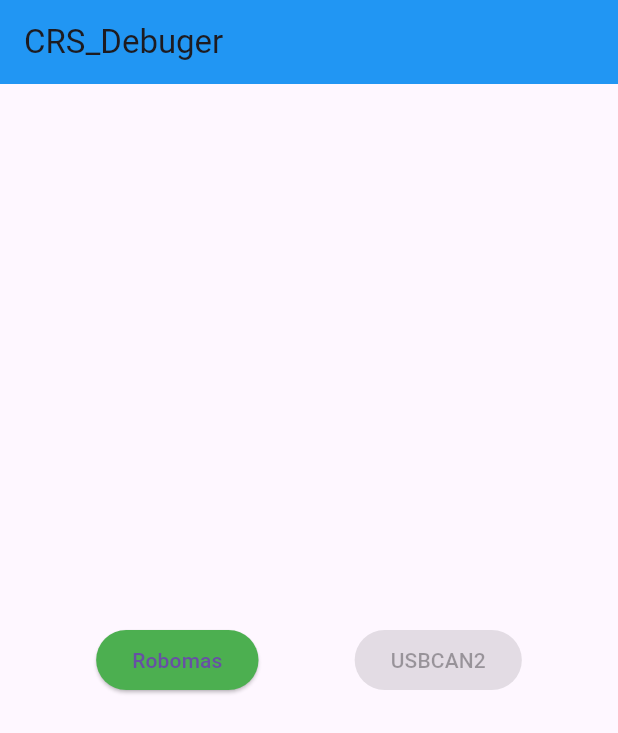
After one commit to YUKICHI6105/robomas_debuger, a Flutter app: the screen it shows after launch, after a tap on "Robomas", on a phone screen of 412 x 824 dp. The commit adds this screen. Shown: the top 733 px of the screen. Run offline on Flutter 3.47's test engine with Material 3 defaults, Android fonts, the phone set to English and light mode, and no system bars; our stand-ins replace flutter_riverpod, go_router; missing offline and left inert: usbcan_plugins.

Commit message:
rename value and file.

```diff
--- a/lib/main.dart
+++ b/lib/main.dart
@@ -1,15 +1,15 @@
 import 'package:flutter/material.dart';
 import 'package:flutter_riverpod/flutter_riverpod.dart';
 import 'package:go_router/go_router.dart';
-import 'package:robomas_debuger/terminal.dart';
+import 'package:robomas_debuger/start_page.dart';
 import 'package:robomas_debuger/robomas_page.dart';
 
-void main(){
+void main() {
   // final counterProvider = StateProvider<int>((ref) => 0);
   runApp(const ProviderScope(child: App()));
 }
 
-class App extends ConsumerStatefulWidget{
+class App extends ConsumerStatefulWidget {
   const App({super.key});
 
   @override
@@ -17,24 +17,21 @@
 }
 
 final routerProvider = Provider<GoRouter>((ref) {
-  return GoRouter(
-    initialLocation: '/Terminal',
-    routes: [
+  return GoRouter(initialLocation: '/Terminal', routes: [
     GoRoute(
       path: '/Terminal',
-        builder: (context, state) => Terminal(key: state.pageKey),
+      builder: (context, state) => StartPage(key: state.pageKey),
     ),
     GoRoute(
       path: '/RobomasPages',
       builder: (context, state) => RobomasPages(key: state.pageKey),
     ),
-    ]
-  );
+  ]);
 });
 
-class _AppState extends ConsumerState<App>{
+class _AppState extends ConsumerState<App> {
   @override
-  Widget build(BuildContext context){
+  Widget build(BuildContext context) {
     final router = ref.watch(routerProvider);
     return MaterialApp.router(
         routeInformationProvider: router.routeInformationProvider,
@@ -43,7 +40,6 @@
         title: 'CRS_Debuger',
         theme: ThemeData(
           primarySwatch: Colors.blue,
-      )
-    );
+        ));
   }
 }
--- /dev/null
+++ b/lib/start_page.dart
@@ -0,0 +1,67 @@
+import 'package:flutter/material.dart';
+import 'package:flutter_riverpod/flutter_riverpod.dart';
+import 'package:go_router/go_router.dart';
+//import 'package:usbcan_plugins/usbcan.dart';
+import 'package:robomas_debuger/provider.dart';
+
+class RobomasButton extends ConsumerWidget {
+  const RobomasButton({Key? key}) : super(key: key);
+
+  @override
+  Widget build(BuildContext context, WidgetRef ref) {
+    return ElevatedButton(
+        onPressed: () async {
+          if (!(await usbCan.connectUSB(0x040a))) {
+            if (context.mounted) {
+              ScaffoldMessenger.of(context).showSnackBar(const SnackBar(
+                content: Text("RobomasController IS NOT CONNECTED"),
+              ));
+            }
+          } else {
+            if (context.mounted) {
+              ScaffoldMessenger.of(context).showSnackBar(const SnackBar(
+                content: Text("RobomasController is CONNECTED"),
+              ));
+              context.push('/RobomasPages');
+            }
+          }
+        },
+        style: ElevatedButton.styleFrom(backgroundColor: Colors.green),
+        child: const Text('Robomas'));
+  }
+}
+
+class USBCAN2Button extends ConsumerWidget {
+  const USBCAN2Button({Key? key}) : super(key: key);
+
+  push(BuildContext context) {
+    context.push('/b');
+  }
+
+  @override
+  Widget build(BuildContext context, WidgetRef ref) {
+    return ElevatedButton(
+        onPressed: null,
+        style: ElevatedButton.styleFrom(backgroundColor: Colors.green),
+        child: const Text('USBCAN2'));
+  }
+}
+
+class StartPage extends ConsumerWidget {
+  const StartPage({Key? key}) : super(key: key);
+
+  @override
+  Widget build(BuildContext context, WidgetRef ref) {
+    final appBar = AppBar(
+      backgroundColor: Colors.blue,
+      title: const Text("CRS_Debuger"),
+    );
+    return Scaffold(
+      appBar: appBar,
+      body: const Center(
+          child: Row(
+              mainAxisAlignment: MainAxisAlignment.spaceEvenly,
+              children: [RobomasButton(), USBCAN2Button()])),
+    );
+  }
+}
```
Also changed, not shown: lib/robomas_page.dart (+18 -19 lines), lib/robomas_views.dart (+109 -194 lines), lib/terminal.dart (deleted, +0 -75 lines), lib/usbcan.dart (added, +13 -0 lines), 1 other file. Lines whose indentation alone changed are shown as unchanged.
